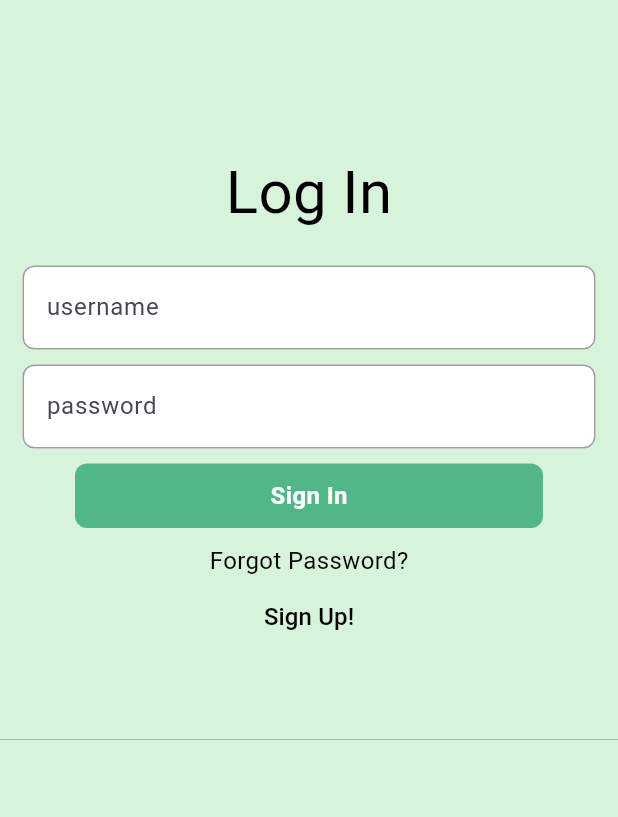
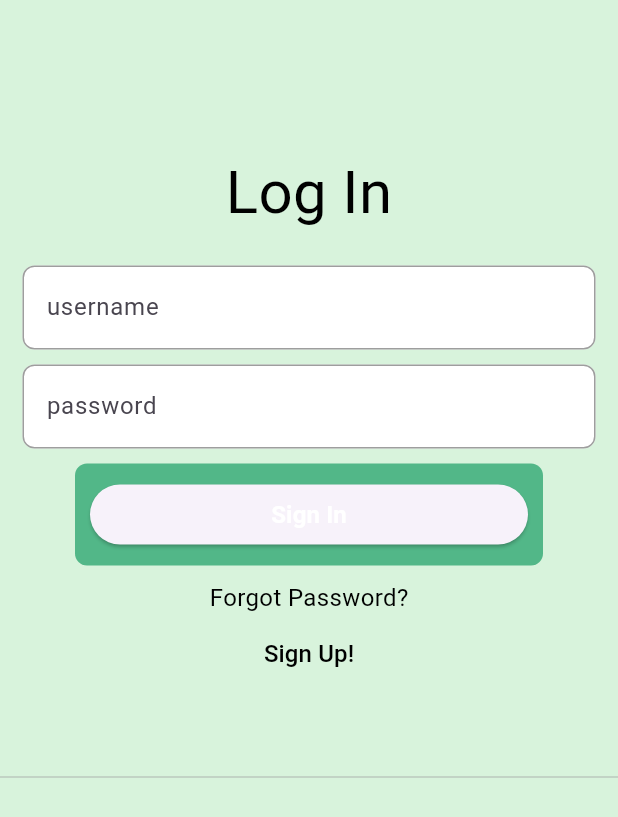
Before and after one commit to oatberries/Inscribe_Mobile_App, a Flutter app: the LoginPage screen opened directly, on a phone screen of 412 x 824 dp. Shown: the top 817 px of the screen. Run offline on Flutter 3.47's test engine with Material 3 defaults, Android fonts, the phone set to English and light mode, and no system bars; our stand-ins replace google_nav_bar; missing offline and left inert: myapp; statements that could not run were skipped.

Commit message:
Update my_loginbutton.dart

```diff
--- a/lib/components/my_loginbutton.dart
+++ b/lib/components/my_loginbutton.dart
@@ -1,22 +1,29 @@
 import 'package:flutter/material.dart';
-import 'package:inscribevs/pages/login_page.dart';
-
+import 'package:inscribevs/screens/LoginScreen.dart';
+import 'package:inscribevs/screens/home_page.dart';
 class MyLoginButton extends StatelessWidget {
 
-  final Function()? onTap;
+  //final Function()? onTap;
+  final VoidCallback onPressed;
 
-  const MyLoginButton({super.key, required this.onTap,});
+
+
+  const MyLoginButton({required this.onPressed, super.key});
 
   @override
   Widget build(BuildContext context) {
-    return GestureDetector(
-      onTap: onTap,
-      child: Container(
-        padding: const EdgeInsets.all(10),
-        margin: const EdgeInsets.symmetric(horizontal: 50),
-         decoration: BoxDecoration(color: Color.fromRGBO(82,183,136,1),
-             borderRadius: BorderRadius.circular(8),
-         ),
+    return Container(
+      padding: const EdgeInsets.all(10),
+      margin: const EdgeInsets.symmetric(horizontal: 50),
+       decoration: BoxDecoration(color: Color.fromRGBO(82,183,136,1),
+           borderRadius: BorderRadius.circular(8),
+       ),
+        child: ElevatedButton(
+          onPressed: (){
+            Navigator.push(context,
+                    MaterialPageRoute(builder: (context) => HomePage()),
+            );
+          },
           child: const Center(
             child: Text(
             "Sign In",
@@ -26,7 +33,7 @@ class MyLoginButton extends StatelessWidget {
             ),
             ),
           ),
-        ),
+        )
     );
 
   }
```
